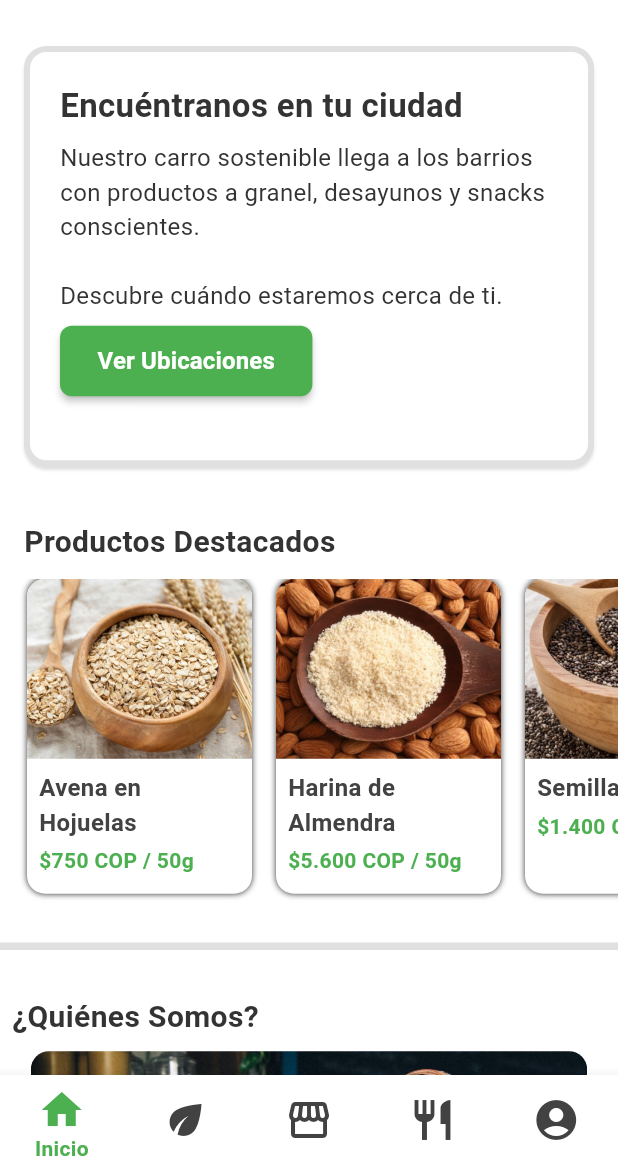
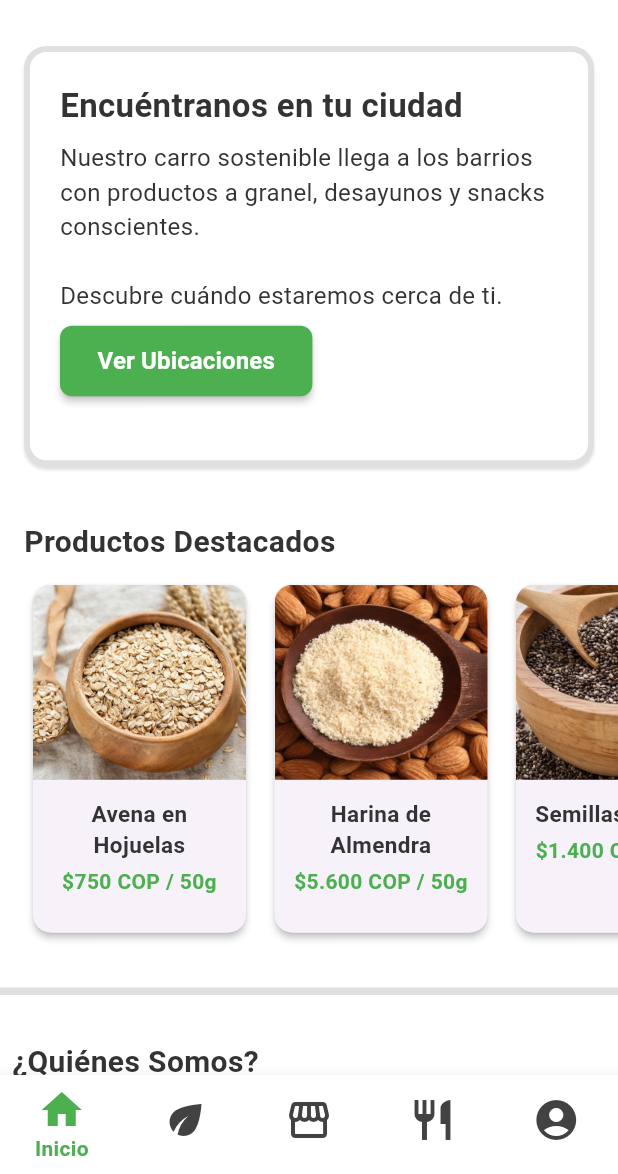
Before and after one commit to LauraHR-byte/proyecto_eco_granel_app, a Flutter app: the screen it shows after launch, on a phone screen of 412 x 824 dp, the part 62-1236 px from its top. Run offline on Flutter 3.47's test engine with Material 3 defaults, Android fonts, the phone set to English and light mode, and no system bars.

Commit message:
cambios en el home cart producto destacado

```diff
--- a/lib/screens/home_screen.dart
+++ b/lib/screens/home_screen.dart
@@ -1,6 +1,6 @@
 import 'package:flutter/material.dart';
 import 'package:eco_granel_app/screens/somos_screen.dart';
-// **PASO 1: Importar la nueva pantalla de Ubicaciones**
+// PASO 1: Importar la nueva pantalla de Ubicaciones
 import 'package:eco_granel_app/screens/ubicaciones_screen.dart';
 // Asegúrate de que la ruta sea correcta
 
@@ -49,7 +49,7 @@ class HomeScreen extends StatelessWidget {
 // -----------------------------------------------------
 // --- 1. Seccion Descubre (Banner Principal) ---
 // -----------------------------------------------------
-// **AJUSTE: _DiscoverSection ahora acepta el callback de navegación**
+// AJUSTE: _DiscoverSection ahora acepta el callback de navegación
 class _DiscoverSection extends StatelessWidget {
   final Function(int) onNavigate;
 
@@ -115,7 +115,7 @@ class _DiscoverSection extends StatelessWidget {
                 // Botón de Llamada a la Acción (CTA)
                 Align(
                   alignment: Alignment.centerLeft,
-                  // **AJUSTE: Pasamos la acción de navegación al botón**
+                  // AJUSTE: Pasamos la acción de navegación al botón
                   child: _CtaButton(
                     label: "Ver Ubicaciones",
                     // Implementamos la navegación a la nueva pantalla aquí
@@ -139,7 +139,7 @@ class _DiscoverSection extends StatelessWidget {
 }
 
 // Botón de Llamada a la Acción (Reutilizable)
-// **AJUSTE: El botón ahora recibe un VoidCallback para la acción**
+// AJUSTE: El botón ahora recibe un VoidCallback para la acción
 class _CtaButton extends StatelessWidget {
   final String label;
   final VoidCallback onPressed; // Nuevo callback para la acción del botón
@@ -149,7 +149,7 @@ class _CtaButton extends StatelessWidget {
   @override
   Widget build(BuildContext context) {
     return ElevatedButton(
-      // **AJUSTE: Usamos el callback onPressed recibido**
+      // AJUSTE: Usamos el callback onPressed recibido
       onPressed: onPressed,
       style: ElevatedButton.styleFrom(
         backgroundColor: _primaryGreen,
@@ -173,7 +173,6 @@ class _CtaButton extends StatelessWidget {
 // ----------------------------------------------------------------------
 // --- 2. Seccion Productos Destacados (Scroll Horizontal) ---
 // ----------------------------------------------------------------------
-// (código de _FeaturedProductsSection, _ProductCard y _AboutUsSection)
 class _FeaturedProductsSection extends StatelessWidget {
   final Function(int) onNavigate;
 
@@ -182,25 +181,30 @@ class _FeaturedProductsSection extends StatelessWidget {
   @override
   Widget build(BuildContext context) {
     // Lista de datos simulada para productos
+    // Los datos de la home ahora incluyen el peso para un diseño unificado
     const List<Map<String, String>> products = [
       {
         'name': 'Avena en Hojuelas',
-        'price': '\$750 COP / 50g',
+        'price': '\$750 COP',
+        'weight': '50g', // Agregamos peso
         'imagePath': 'assets/images/avena-hojuelas.jpg',
       },
       {
         'name': 'Harina de Almendra',
-        'price': '\$5.600 COP / 50g',
+        'price': '\$5.600 COP',
+        'weight': '50g', // Agregamos peso
         'imagePath': 'assets/images/harina-de-almendras.jpg',
       },
       {
         'name': 'Semillas de Chía',
-        'price': '\$1.400 COP / 20g',
+        'price': '\$1.400 COP',
+        'weight': '20g', // Agregamos peso
         'imagePath': 'assets/images/chia.jpg',
       },
       {
         'name': 'Garbanzos',
-        'price': '\$400 COP / 50g',
+        'price': '\$400 COP',
+        'weight': '50g', // Agregamos peso
         'imagePath': 'assets/images/garbanzos.jpg',
       },
     ];
@@ -222,17 +226,21 @@ class _FeaturedProductsSection extends StatelessWidget {
         ),
         // Lista horizontal de productos
         SizedBox(
-          height: 220, // Altura fija para el scroll horizontal
+          // La altura debe ajustarse para el nuevo diseño de tarjeta unificada
+          height: 250,
           child: ListView.builder(
             scrollDirection: Axis.horizontal,
             itemCount: products.length,
             itemBuilder: (context, index) {
               final product = products[index];
-              return _ProductCard(
+              // **AJUSTE: Usamos el nuevo widget _ProductCardUnified**
+              return _ProductCardUnified(
                 name: product['name']!,
                 price: product['price']!,
+                weight: product['weight']!, // Pasamos el peso
                 imagePath: product['imagePath']!,
                 isFirst: index == 0,
+                // El onTap navega a la tienda (índice 2)
                 onTap: () => onNavigate(2),
               );
             },
@@ -243,61 +251,72 @@ class _FeaturedProductsSection extends StatelessWidget {
   }
 }
 
-// ProductCard debe recibir el onTap y usarlo
-class _ProductCard extends StatelessWidget {
+// -------------------------------------------------------------------
+// --- NUEVO Componente de Tarjeta de Producto Unificado (Home) ---
+// -------------------------------------------------------------------
+// Basado en el diseño de TiendaScreen, pero sin el botón '+' y con InkWell
+class _ProductCardUnified extends StatelessWidget {
   final String name;
   final String price;
+  final String weight; // Nuevo: Para unificar el diseño de precio/peso
   final String imagePath;
   final bool isFirst;
-  final VoidCallback onTap; // Propiedad para el callback
+  final VoidCallback onTap;
 
-  const _ProductCard({
+  const _ProductCardUnified({
     required this.name,
     required this.price,
+    required this.weight,
     required this.imagePath,
     this.isFirst = false,
-    required this.onTap, // Requerimos el callback
+    required this.onTap,
   });
 
   @override
   Widget build(BuildContext context) {
-    // Ejecuta la navegación (cambio de índice) al hacer tap
-    return GestureDetector(
-      onTap: onTap,
-      child: Container(
-        width: 150,
+    // Usamos Card y InkWell para replicar el diseño y animación de TiendaScreen
+    return Container(
+      height: 50,
+      width: 150, // Mantenemos el ancho del Producto Destacado
       margin: EdgeInsets.only(
-          left: isFirst ? 18.0 : 8.0,
+        left: isFirst ? 18.0 : 3.0,
         right: 8.0,
         bottom: 10.0,
       ),
-        decoration: BoxDecoration(
-          color: Colors.white,
-          borderRadius: BorderRadius.circular(12),
-          boxShadow: const [
-            BoxShadow(
-              color: _unselectedDarkColor,
-              blurRadius: 3,
-              offset: Offset(0, 0),
+      child: Card(
+        elevation: 2, // Mantenemos la elevación del Card de TiendaScreen
+        shape: RoundedRectangleBorder(
+          borderRadius: BorderRadius.circular(
+            12,
+          ), // Radio del Card de TiendaScreen
+          side: BorderSide.none,
         ),
-          ],
-        ),
+        child: InkWell(
+          onTap: onTap, // Acción al hacer tap
+          borderRadius: BorderRadius.circular(
+            12,
+          ), // Radio para el efecto de InkWell
+          child: Padding(
+            padding: const EdgeInsets.only(
+              bottom: 8.0,
+            ), // Padding inferior para el contenido
             child: Column(
-          crossAxisAlignment: CrossAxisAlignment.start,
+              crossAxisAlignment: CrossAxisAlignment.stretch,
               children: [
-            // **CORRECCIÓN 2.1: Implementación de Image.asset para mostrar la imagen**
+                // 1. Imagen del Producto:
                 ClipRRect(
-              borderRadius: const BorderRadius.vertical(
-                top: Radius.circular(12),
+                  borderRadius: const BorderRadius.only(
+                    topLeft: Radius.circular(12),
+                    topRight: Radius.circular(12),
                   ),
                   child: Image.asset(
-                imagePath, // Usa la ruta del producto
-                height: 120,
+                    imagePath,
+                    height: 130, // Altura ajustada para el nuevo diseño
                     width: double.infinity,
                     fit: BoxFit.cover,
+                    // Manejo de error de imagen (mantenido)
                     errorBuilder: (context, error, stackTrace) => Container(
                       height: 120,
-                  // CORREGIDO: Usando .withAlpha(25) en caso de error
                       color: _primaryGreen.withAlpha(25),
                       alignment: Alignment.center,
                       child: const Icon(
@@ -307,35 +326,41 @@ class _ProductCard extends StatelessWidget {
                     ),
                   ),
                 ),
+
+                // 2. Información del Producto (Nombre y Precio/Peso)
                 Padding(
-              padding: const EdgeInsets.all(8.0),
+                  padding: const EdgeInsets.fromLTRB(8.0, 12.0, 8.0, 4.0),
                   child: Column(
-                crossAxisAlignment: CrossAxisAlignment.start,
+                    crossAxisAlignment: CrossAxisAlignment
+                        .center, // Centramos el texto como en TiendaScreen
                     children: [
                       Text(
                         name,
+                        textAlign: TextAlign.center, // Alineación del texto
                         style: const TextStyle(
-                      fontFamily: "roboto",
+                          fontSize: 15, // Tamaño de TiendaScreen
                           fontWeight: FontWeight.bold,
-                      fontSize: 16,
+                          color: _unselectedDarkColor,
                         ),
                         maxLines: 2,
                         overflow: TextOverflow.ellipsis,
                       ),
                       const SizedBox(height: 4),
                       Text(
-                    price,
+                        '$price / $weight', // Formato de precio unificado
+                        textAlign: TextAlign.center,
                         style: const TextStyle(
+                          fontSize: 14,
                           color: _primaryGreen,
-                      fontFamily: "roboto",
-                      fontWeight: FontWeight.bold,
-                      fontSize: 14,
+                          fontWeight: FontWeight.w600,
                         ),
                       ),
                     ],
                   ),
                 ),
               ],
+            ),
+          ),
         ),
       ),
     );
```
Lines whose indentation alone changed are shown as unchanged.
